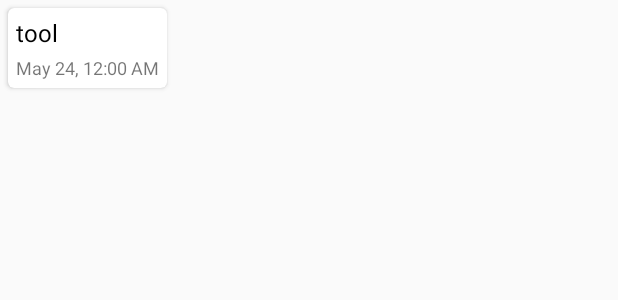
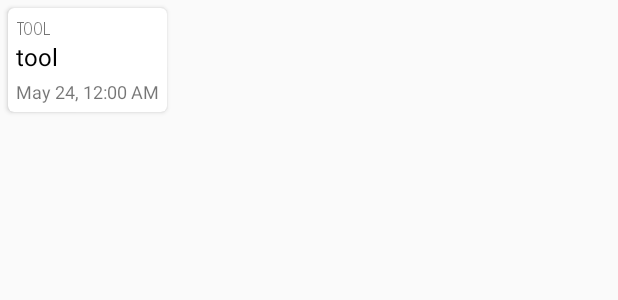
Before and after one commit to ayushdubey003/InterNIT-Communication, an Android app: the layout message_recieved.xml on its own in the app's theme, with its tools: preview values and no code run, on a phone screen of 412 x 824 dp. Shown: the top 300 px of the screen. Run offline under Robolectric (Android 15) with nearby library versions, the phone set to English and light mode, and no system bars.

Commit message:
Few Changes

```diff
--- a/app/src/main/java/com/nitconclave/internitcommunication/Adapters/MessageAdapter.java
+++ b/app/src/main/java/com/nitconclave/internitcommunication/Adapters/MessageAdapter.java
@@ -92,6 +92,8 @@ public class MessageAdapter extends RecyclerView.Adapter<MessageAdapter.ViewHold
         else
             viewHolder.textView.setText(null);
 
+        viewHolder.user.setText(messageModels.get(i).getUserName());
+
         Date date = messageModels.get(i).getDate();
         SimpleDateFormat formatter = new SimpleDateFormat("MMM dd, hh:mm a");
         String strDate = formatter.format(date);
@@ -107,10 +109,12 @@ public class MessageAdapter extends RecyclerView.Adapter<MessageAdapter.ViewHold
         private ImageView imageView;
         private TextView textView;
         private TextView dateView;
+        private TextView user;
 
         public ViewHolder(@NonNull View itemView) {
             super(itemView);
             imageView = itemView.findViewById(R.id.image);
+            user = itemView.findViewById(R.id.user);
             textView = itemView.findViewById(R.id.text);
             dateView = itemView.findViewById(R.id.time);
         }
--- a/app/src/main/res/layout/activity_message.xml
+++ b/app/src/main/res/layout/activity_message.xml
@@ -3,14 +3,14 @@
     xmlns:android="http://schemas.android.com/apk/res/android"
     xmlns:app="http://schemas.android.com/apk/res-auto"
     android:layout_width="match_parent"
-    android:layout_height="match_parent" >
+    android:layout_height="match_parent"
+>
 
     <androidx.appcompat.widget.Toolbar
         android:id="@+id/toolbar"
         android:layout_width="match_parent"
         android:layout_height="wrap_content"
-        app:titleTextColor="#FFFFFF"
-        android:background="@color/colorPrimary"/>
+        android:background="@drawable/background" />
 
     <androidx.recyclerview.widget.RecyclerView
         android:id="@+id/recyclerView"
--- a/app/src/main/res/layout/message_recieved.xml
+++ b/app/src/main/res/layout/message_recieved.xml
@@ -28,6 +28,15 @@
                 android:layout_height="wrap_content" />
 
             <TextView
+                android:id="@+id/user"
+                android:layout_width="wrap_content"
+                android:layout_height="wrap_content"
+                android:textSize="12sp"
+                android:fontFamily="@font/ptsans"
+                android:textAllCaps="true"
+                tools:text="@string/tool_title"/>
+
+            <TextView
                 android:id="@+id/text"
                 android:layout_width="wrap_content"
                 android:layout_height="wrap_content"
```
Also changed, not shown: app/src/main/java/com/nitconclave/internitcommunication/Activities/MessageActivity.java (+6 -1 lines), app/src/main/res/layout/message_sent.xml (+9 -0 lines).
